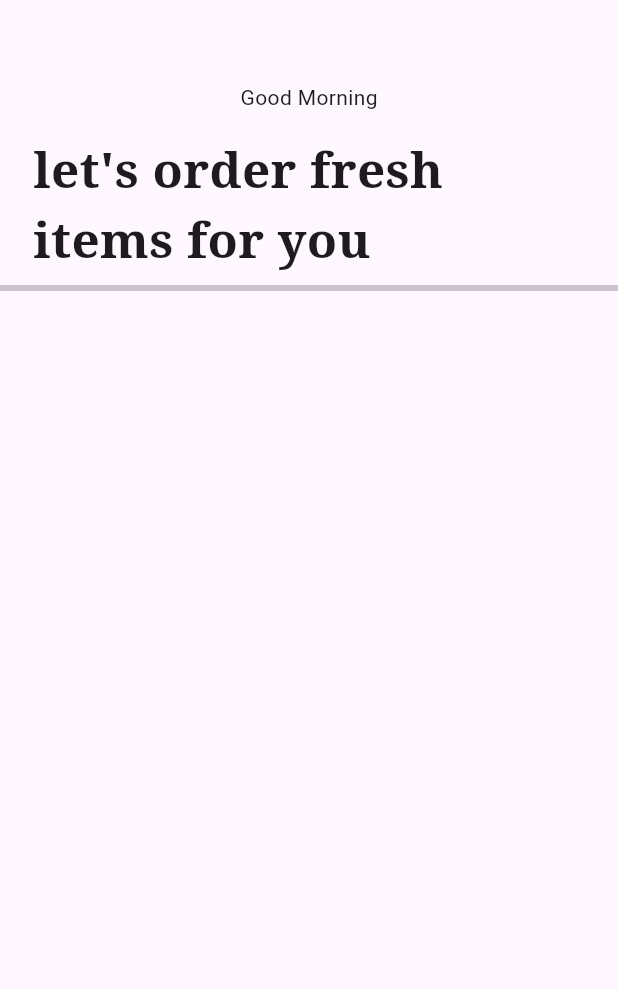
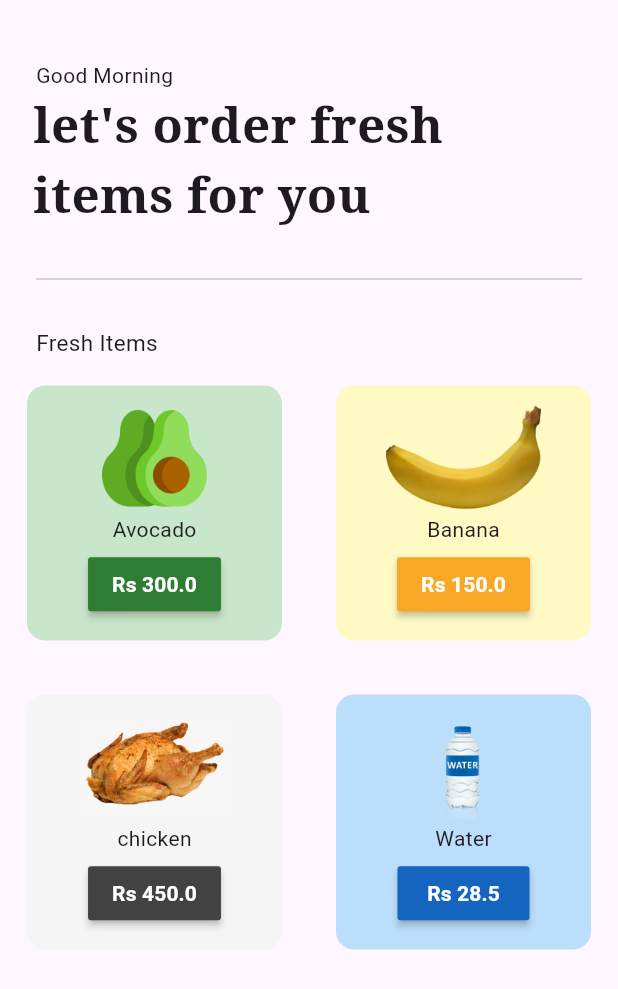
Before and after one commit to yubraja/flutter-ui, a Flutter app: the screen it shows after launch, after a tap on "Get Started", on a phone screen of 412 x 824 dp. Shown: the top 989 px of the screen. Run offline on Flutter 3.47's test engine with Material 2 defaults, Android fonts, the phone set to English and light mode, and no system bars; our stand-ins replace google_fonts.

Commit message:
passed data to main page

```diff
--- /dev/null
+++ b/UI_learning/lib/components/grocery_item_tile.dart
@@ -0,0 +1,47 @@
+import 'package:flutter/material.dart';
+
+class GroceryItemTile extends StatelessWidget {
+  final String itemName;
+  final double itemPrice;
+  final String imagePath;
+  final color;
+
+  GroceryItemTile(
+      {super.key,
+      required this.itemName,
+      required this.itemPrice,
+      required this.imagePath,
+      required this.color});
+
+  @override
+  Widget build(BuildContext context) {
+    return Padding(
+      padding: const EdgeInsets.all(18.0),
+      child: Container(
+        padding: EdgeInsets.all(11),
+        decoration: BoxDecoration(
+            color: color[100], borderRadius: BorderRadius.circular(12)),
+
+        //image
+        child: Column(
+          mainAxisAlignment: MainAxisAlignment.spaceEvenly,
+          children: [
+          Image.asset(
+            imagePath,
+            height: 70,
+          ),
+          Text(itemName),
+          MaterialButton(
+            onPressed: () {},
+            child: Text(
+              'Rs ' + itemPrice.toString(),
+              style:
+                  TextStyle(color: Colors.white, fontWeight: FontWeight.bold),
+            ),
+            color: color[800],
+          )
+        ]),
+      ),
+    );
+  }
+}
--- a/UI_learning/lib/main.dart
+++ b/UI_learning/lib/main.dart
@@ -1,5 +1,8 @@
+import 'package:bloc/model/cart_item_model.dart';
 import 'package:flutter/material.dart';
+import 'package:provider/provider.dart';
 import './pages/intro_page.dart';
+
 
 void main() {
   runApp(const MyApp());
@@ -10,12 +13,15 @@ class MyApp extends StatelessWidget {
 
   @override
   Widget build(BuildContext context) {
-    return MaterialApp(
+    return
+
+    ChangeNotifierProvider(create: (context)=>  CartItemModel(),
+    child:MaterialApp(
       title: 'Flutter Demo',
       theme: ThemeData(
         colorScheme: ColorScheme.fromSeed(seedColor: Colors.deepPurple),
         useMaterial3: true,
       ),
-      home: IntroPage(),   );
+      home: IntroPage(),   ),);
   }
 }
--- /dev/null
+++ b/UI_learning/lib/model/cart_item_model.dart
@@ -0,0 +1,20 @@
+import 'package:flutter/material.dart';
+
+class CartItemModel extends ChangeNotifier{
+
+    //list of items on sale
+    final List _shopItems=
+    [
+      //[itemName,itemPrice,imagePath,color]
+      ["Avocado",300.0,'lib/images/avocado.png',Colors.green],
+      ["Banana",150.0,'lib/images/banana.png',Colors.yellow],
+      ["chicken",450.0,'lib/images/chicken.png',Colors.grey],
+      ["Water",28.5,'lib/images/water.png',Colors.blue],
+
+
+    ];
+
+    List get shopItems{
+      return _shopItems;
+    }
+}
--- a/UI_learning/lib/pages/home_page.dart
+++ b/UI_learning/lib/pages/home_page.dart
@@ -1,5 +1,8 @@
+import 'package:bloc/model/cart_item_model.dart';
 import 'package:flutter/material.dart';
 import 'package:google_fonts/google_fonts.dart';
+import '../components/grocery_item_tile.dart';
+import 'package:provider/provider.dart';
 
 class HomePage extends StatelessWidget {
   const HomePage({super.key});
@@ -9,6 +12,7 @@ class HomePage extends StatelessWidget {
     return Scaffold(
       body: SafeArea(
         child: Column(
+          crossAxisAlignment: CrossAxisAlignment.start,
           children: [
             const SizedBox(
               height: 40,
@@ -16,9 +20,12 @@ class HomePage extends StatelessWidget {
 
             //good morning
             Padding(
-              padding: const EdgeInsets.all(15.0),
+              padding: const EdgeInsets.symmetric(
+                horizontal: 24,
+              ),
               child: Text('Good Morning'),
             ),
+
             Padding(
               padding: const EdgeInsets.symmetric(horizontal: 22),
               child: Text(
@@ -27,9 +34,54 @@ class HomePage extends StatelessWidget {
                     fontSize: 33, fontWeight: FontWeight.bold),
               ),
             ),
-            Divider(
-              thickness: 4,
-            )
+
+            SizedBox(
+              height: 24,
+            ),
+            Padding(
+              padding: const EdgeInsets.symmetric(
+                horizontal: 24,
+              ),
+              child: Divider(),
+            ),
+            SizedBox(
+              height: 24,
+            ),
+            Padding(
+              padding: EdgeInsets.symmetric(horizontal: 24),
+              child: Text(
+                'Fresh Items',
+                style: TextStyle(fontSize: 15),
+              ),
+            ),
+
+            Expanded(
+                child: Consumer<CartItemModel>(
+
+                  builder: (context,value,child){
+
+                    return    GridView.builder(
+                      gridDelegate: SliverGridDelegateWithFixedCrossAxisCount(
+                          crossAxisCount: 2),
+                      itemCount: value.shopItems.length,
+                      itemBuilder: (context,index){
+                        return GroceryItemTile(
+                          itemName: value.shopItems[index][0],
+                          itemPrice: value.shopItems[index][1],
+                          imagePath: value.shopItems[index][2],
+                          color: value.shopItems[index][3],
+
+
+                        );
+
+                      });
+
+                  },
+
+
+
+
+                ))
           ],
         ),
       ),
--- a/UI_learning/pubspec.yaml
+++ b/UI_learning/pubspec.yaml
@@ -32,6 +32,7 @@ dependencies:
   flutter:
     sdk: flutter
   google_fonts: ^5.1.0
+  provider: ^6.0.5
 
 dev_dependencies:
   flutter_lints: ^2.0.0
@@ -50,6 +51,7 @@ flutter:
   # To add assets to your application, add an assets section, like this:
   assets:
     - lib/images/
+
   # An image asset can refer to one or more resolution-specific "variants", see
   # https://flutter.dev/assets-and-images/#resolution-aware
   # For details regarding adding assets from package dependencies, see
```
Also changed, not shown: UI_learning/lib/images/banana.png, UI_learning/lib/images/chicken.png, UI_learning/lib/images/water.png, UI_learning/pubspec.lock.
